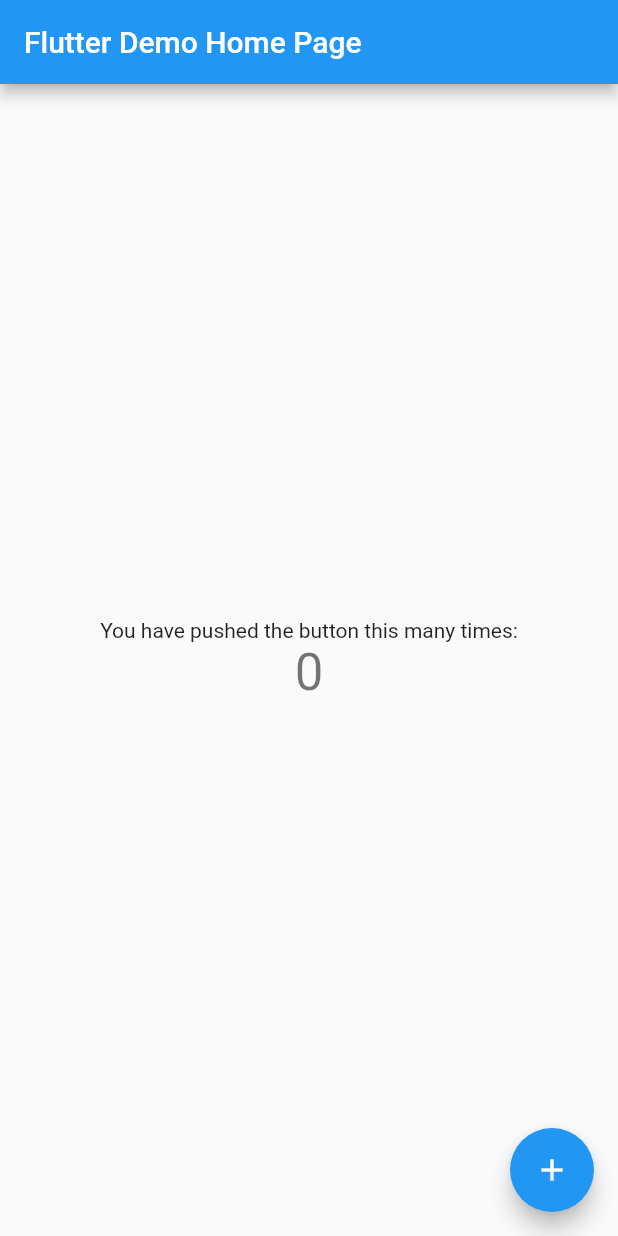
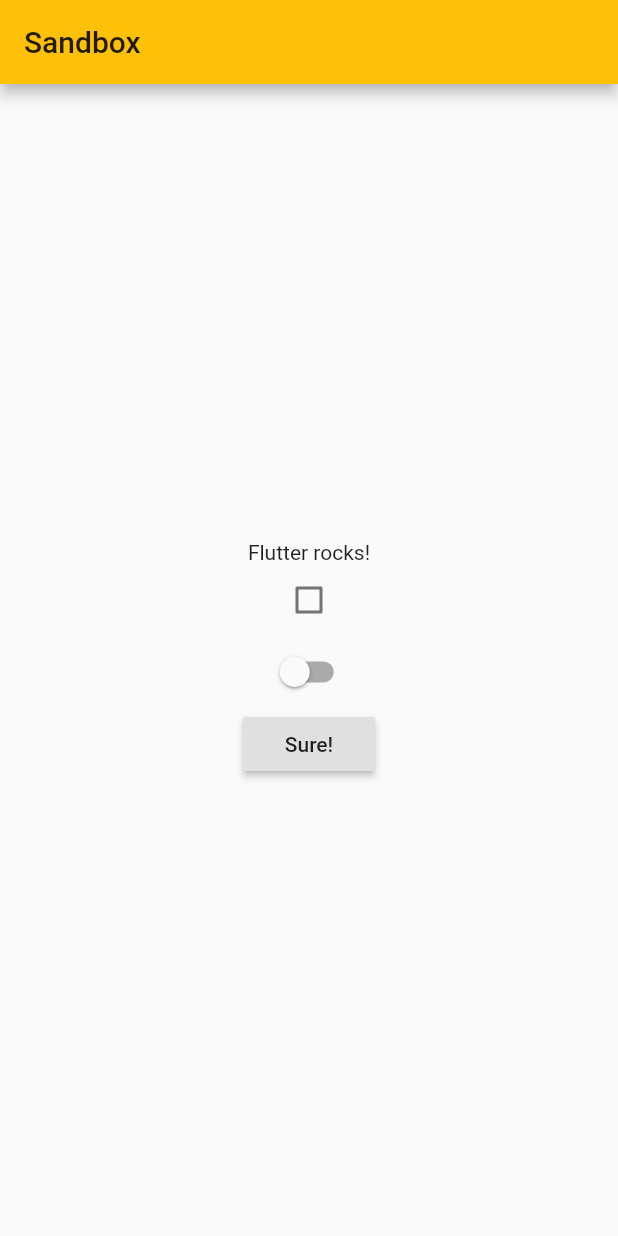
Before and after one commit to merixstudio/DevCollegeFlutter, a Flutter app: the screen it shows after launch, on a phone screen of 412 x 824 dp. Run offline on Flutter 3.47's test engine with Material 2 defaults, Android fonts, the phone set to English and light mode, and no system bars.

Commit message:
Add sandbox implementation

```diff
--- a/lib/main.dart
+++ b/lib/main.dart
@@ -1,111 +1,64 @@
 import 'package:flutter/material.dart';
 
-void main() => runApp(MyApp());
+void main() => runApp(MainApp());
 
-class MyApp extends StatelessWidget {
-  // This widget is the root of your application.
+class MainApp extends StatelessWidget {
   @override
   Widget build(BuildContext context) {
     return MaterialApp(
-      title: 'Flutter Demo',
+      title: "Games",
       theme: ThemeData(
-        // This is the theme of your application.
-        //
-        // Try running your application with "flutter run". You'll see the
-        // application has a blue toolbar. Then, without quitting the app, try
-        // changing the primarySwatch below to Colors.green and then invoke
-        // "hot reload" (press "r" in the console where you ran "flutter run",
-        // or simply save your changes to "hot reload" in a Flutter IDE).
-        // Notice that the counter didn't reset back to zero; the application
-        // is not restarted.
-        primarySwatch: Colors.blue,
+        primarySwatch: Colors.amber,
       ),
-      home: MyHomePage(title: 'Flutter Demo Home Page'),
+      home: HomePage(),
     );
   }
 }
 
-class MyHomePage extends StatefulWidget {
-  MyHomePage({Key key, this.title}) : super(key: key);
-
-  // This widget is the home page of your application. It is stateful, meaning
-  // that it has a State object (defined below) that contains fields that affect
-  // how it looks.
-
-  // This class is the configuration for the state. It holds the values (in this
-  // case the title) provided by the parent (in this case the App widget) and
-  // used by the build method of the State. Fields in a Widget subclass are
-  // always marked "final".
-
-  final String title;
-
+class HomePage extends StatelessWidget {
   @override
-  _MyHomePageState createState() => _MyHomePageState();
+  Widget build(BuildContext context) {
+    return Scaffold(
+      appBar: AppBar(
+        title: Text("Sandbox"),
+      ),
+      body: SandboxPage(),
+    );
+  }
 }
 
-class _MyHomePageState extends State<MyHomePage> {
-  int _counter = 0;
+class SandboxPage extends StatefulWidget {
+  @override
+  _SandboxPageState createState() => _SandboxPageState();
+}
 
-  void _incrementCounter() {
-    setState(() {
-      // This call to setState tells the Flutter framework that something has
-      // changed in this State, which causes it to rerun the build method below
-      // so that the display can reflect the updated values. If we changed
-      // _counter without calling setState(), then the build method would not be
-      // called again, and so nothing would appear to happen.
-      _counter++;
-    });
-  }
+class _SandboxPageState extends State<SandboxPage> {
+  bool _checkboxValue = false;
+  bool _switchValue = false;
 
   @override
   Widget build(BuildContext context) {
-    // This method is rerun every time setState is called, for instance as done
-    // by the _incrementCounter method above.
-    //
-    // The Flutter framework has been optimized to make rerunning build methods
-    // fast, so that you can just rebuild anything that needs updating rather
-    // than having to individually change instances of widgets.
-    return Scaffold(
-      appBar: AppBar(
-        // Here we take the value from the MyHomePage object that was created by
-        // the App.build method, and use it to set our appbar title.
-        title: Text(widget.title),
-      ),
-      body: Center(
-        // Center is a layout widget. It takes a single child and positions it
-        // in the middle of the parent.
+    return Container(
+      child: Center(
         child: Column(
-          // Column is also a layout widget. It takes a list of children and
-          // arranges them vertically. By default, it sizes itself to fit its
-          // children horizontally, and tries to be as tall as its parent.
-          //
-          // Invoke "debug painting" (press "p" in the console, choose the
-          // "Toggle Debug Paint" action from the Flutter Inspector in Android
-          // Studio, or the "Toggle Debug Paint" command in Visual Studio Code)
-          // to see the wireframe for each widget.
-          //
-          // Column has various properties to control how it sizes itself and
-          // how it positions its children. Here we use mainAxisAlignment to
-          // center the children vertically; the main axis here is the vertical
-          // axis because Columns are vertical (the cross axis would be
-          // horizontal).
           mainAxisAlignment: MainAxisAlignment.center,
-          children: <Widget>[
-            Text(
-              'You have pushed the button this many times:',
+          children: [
+            Text("Flutter rocks!"),
+            Checkbox(
+              value: _checkboxValue,
+              onChanged: (value) => setState(() => {_checkboxValue = value}),
             ),
-            Text(
-              '$_counter',
-              style: Theme.of(context).textTheme.display1,
+            Switch(
+              value: _switchValue,
+              onChanged: (value) => setState(() => {_switchValue = value}),
             ),
+            RaisedButton(
+              child: Text("Sure!"),
+              onPressed: () => {},
+            )
           ],
         ),
       ),
-      floatingActionButton: FloatingActionButton(
-        onPressed: _incrementCounter,
-        tooltip: 'Increment',
-        child: Icon(Icons.add),
-      ), // This trailing comma makes auto-formatting nicer for build methods.
     );
   }
 }
--- a/pubspec.yaml
+++ b/pubspec.yaml
@@ -14,7 +14,7 @@ description: A Flutter Workshop.
 version: 1.0.0+1
 
 environment:
-  sdk: ">=2.1.0 <3.0.0"
+  sdk: ">=2.2.0 <3.0.0"
 
 dependencies:
   flutter:
```
Also changed, not shown: 1 other file.
